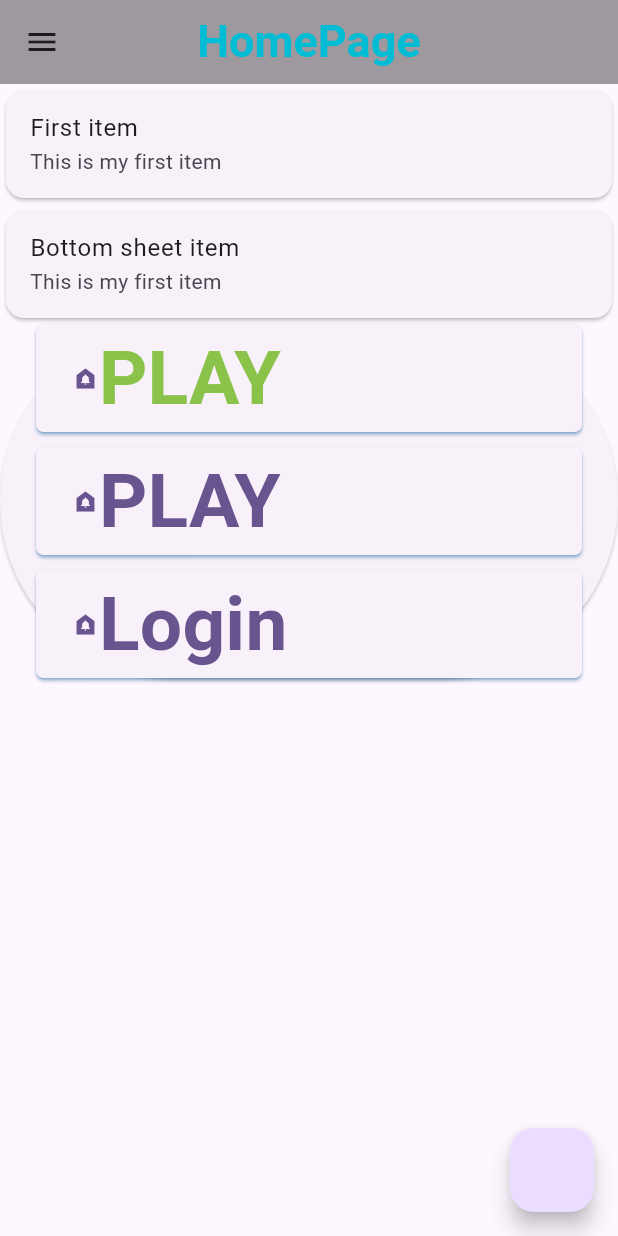
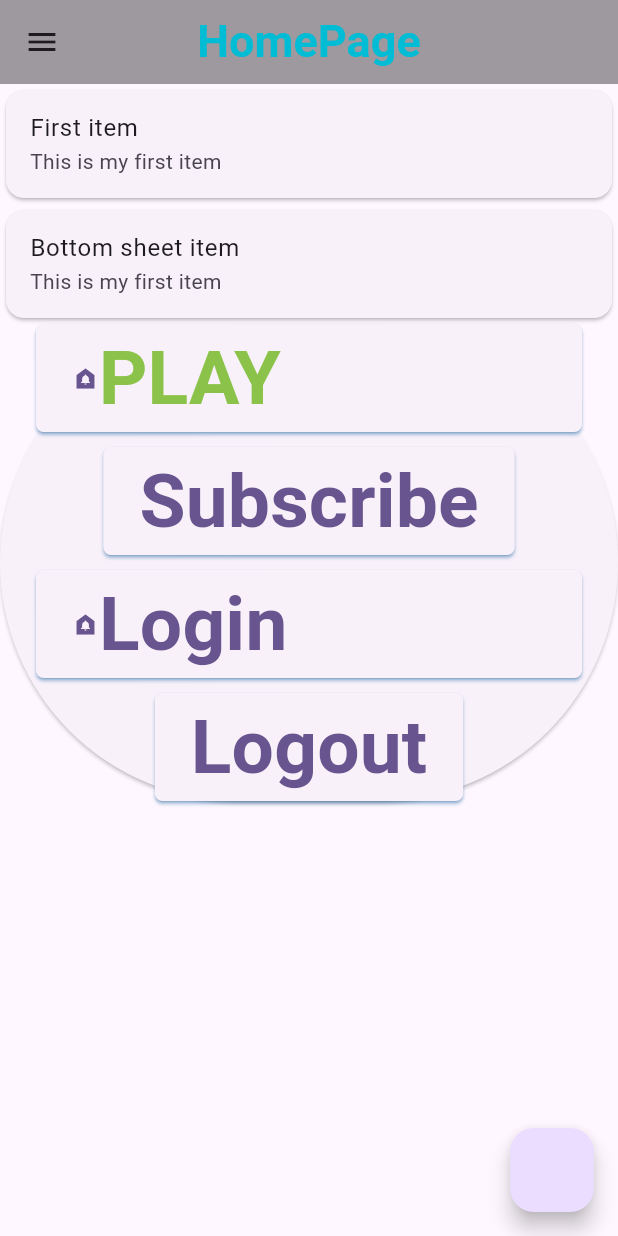
Before and after one commit to nishadabhay/logintoregister, a Flutter app: the myHomepage screen opened directly, on a phone screen of 412 x 824 dp. Run offline on Flutter 3.47's test engine with Material 3 defaults, Android fonts, the phone set to English and light mode, and no system bars; our stand-ins replace get, shared_preferences; accounts and stored records are empty.

Commit message:
add two buttons

```diff
--- a/lib/home.dart
+++ b/lib/home.dart
@@ -151,8 +151,7 @@ class _myHomepageState extends State<myHomepage> {
                     SizedBox(height: 10,),
                     Container(
                       child: RoundedButton(
-                        btnName: "PLAY",
-                        icon: Icon(Icons.doorbell),
+                        btnName: "Subscribe",
                         callBack: () {
                           print("Abhay!!!!!!!!");
                         },
@@ -172,8 +171,19 @@ class _myHomepageState extends State<myHomepage> {
                             TextStyle(fontSize: 50, fontWeight: FontWeight.w700),
                       ),
                     ),
+                    SizedBox(height: 10,),
+                    Container(
+                      child: RoundedButton(
+                        btnName: "Logout",
+                        callBack: () {
+                          print("Abhay!!!!!!!!");
+                        },
+                        textStyle:
+                            TextStyle(fontSize: 50, fontWeight: FontWeight.w700),
+                      ),
+                    ),
                   ],
-                ))
+                )),
           ],
         ),
       ),
```
